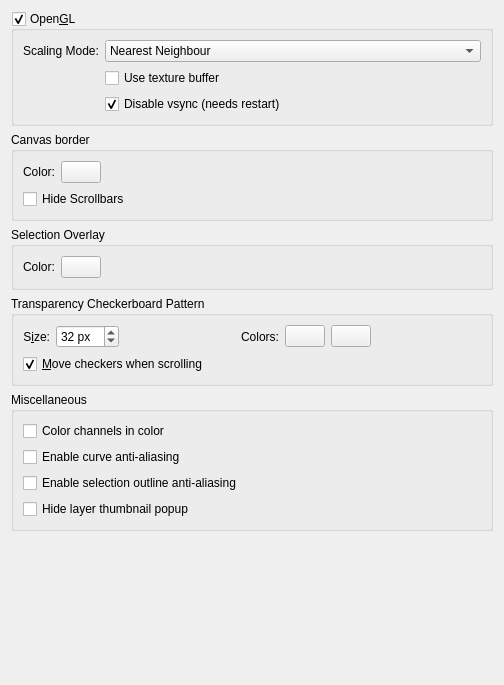
The window that libs/ui/forms/wdgdisplaysettings.ui (KDE/krita) describes before a commit, drawn with Qt 5.
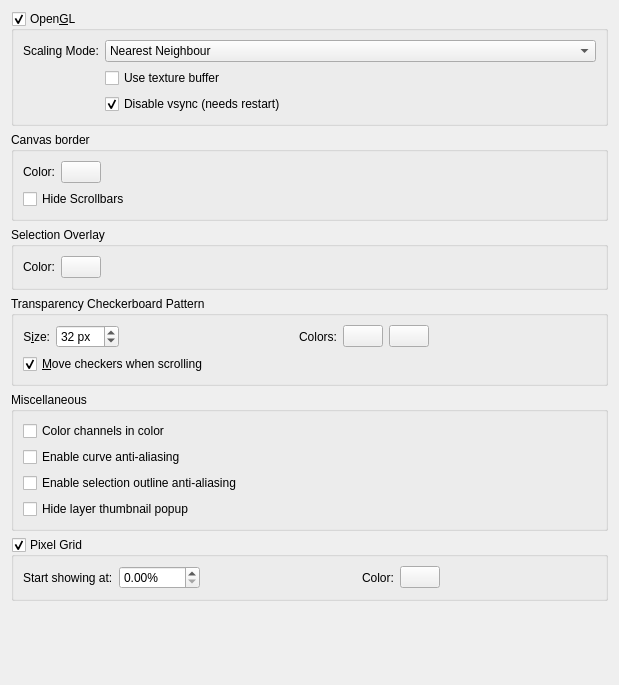
The same window after the commit. Custom widgets are drawn as their Qt base class.

Commit message: Option to control cursor color and grid color/threshold/color

Patch:
```diff
--- a/libs/ui/forms/wdgdisplaysettings.ui
+++ b/libs/ui/forms/wdgdisplaysettings.ui
@@ -6,7 +6,7 @@
    <rect>
     <x>0</x>
     <y>0</y>
-    <width>504</width>
+    <width>619</width>
     <height>685</height>
    </rect>
   </property>
@@ -153,7 +153,7 @@
      </layout>
     </widget>
    </item>
-   <item row="5" column="0">
+   <item row="6" column="0">
     <spacer name="verticalSpacer">
      <property name="orientation">
       <enum>Qt::Vertical</enum>
@@ -337,6 +337,75 @@
      </layout>
     </widget>
    </item>
+   <item row="5" column="0">
+    <widget class="QGroupBox" name="grpPixelGrid">
+     <property name="title">
+      <string>Pixel Grid</string>
+     </property>
+     <property name="checkable">
+      <bool>true</bool>
+     </property>
+     <layout class="QGridLayout" name="gridLayout4">
+      <item row="0" column="5">
+       <widget class="QLabel" name="chooseGridLabel">
+        <property name="text">
+         <string>Color:</string>
+        </property>
+       </widget>
+      </item>
+      <item row="0" column="3">
+       <widget class="QDoubleSpinBox" name="pixelGridDrawingThresholdBox">
+        <property name="suffix">
+         <string>%</string>
+        </property>
+        <property name="maximum">
+         <double>6400.000000000000000</double>
+        </property>
+       </widget>
+      </item>
+      <item row="0" column="6">
+       <widget class="KisColorButton" name="pixelGridColorButton">
+        <property name="text">
+         <string/>
+        </property>
+       </widget>
+      </item>
+      <item row="0" column="7">
+       <spacer name="horizontalSpacer_3">
+        <property name="orientation">
+         <enum>Qt::Horizontal</enum>
+        </property>
+        <property name="sizeHint" stdset="0">
+         <size>
+          <width>40</width>
+          <height>20</height>
+         </size>
+        </property>
+       </spacer>
+      </item>
+      <item row="0" column="2">
+       <widget class="QLabel" name="gridThresholdLabel">
+        <property name="text">
+         <string>Start showing at:</string>
+        </property>
+       </widget>
+      </item>
+      <item row="0" column="4">
+       <spacer name="horizontalSpacer_6">
+        <property name="orientation">
+         <enum>Qt::Horizontal</enum>
+        </property>
+        <property name="sizeHint" stdset="0">
+         <size>
+          <width>40</width>
+          <height>20</height>
+         </size>
+        </property>
+       </spacer>
+      </item>
+     </layout>
+    </widget>
+   </item>
   </layout>
  </widget>
  <customwidgets>
```
The commit also changes 5 other files.
